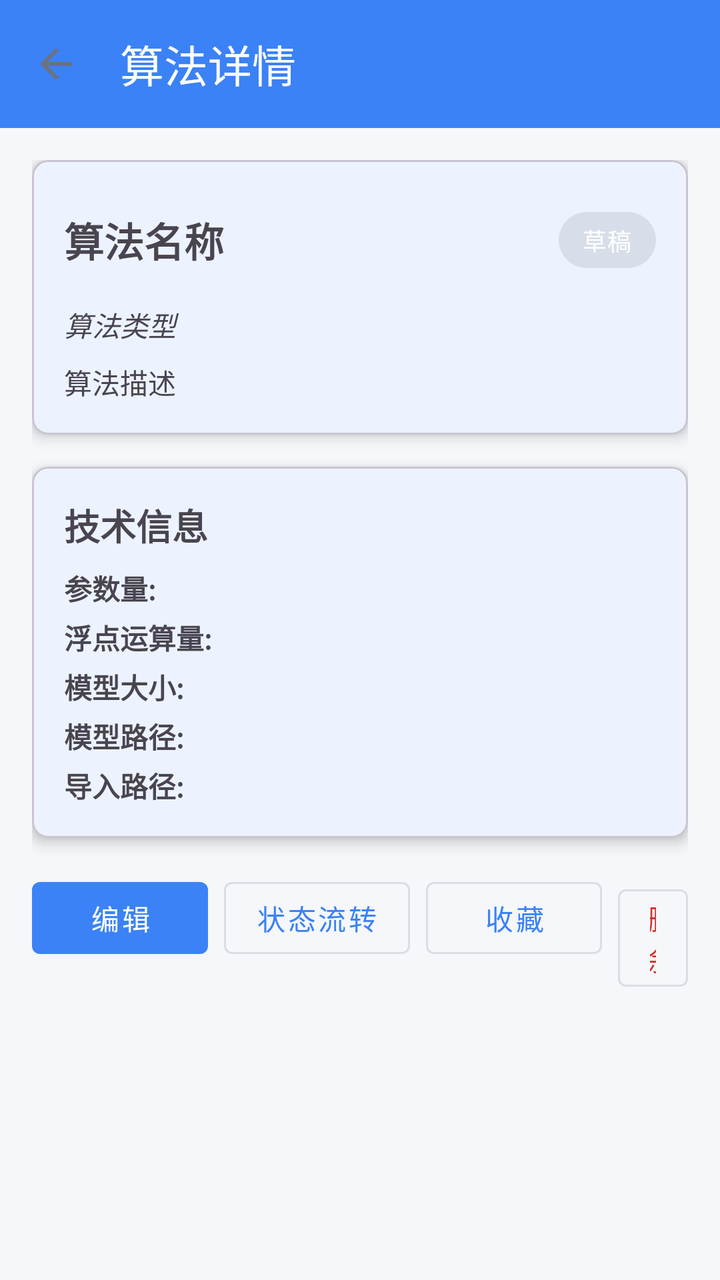
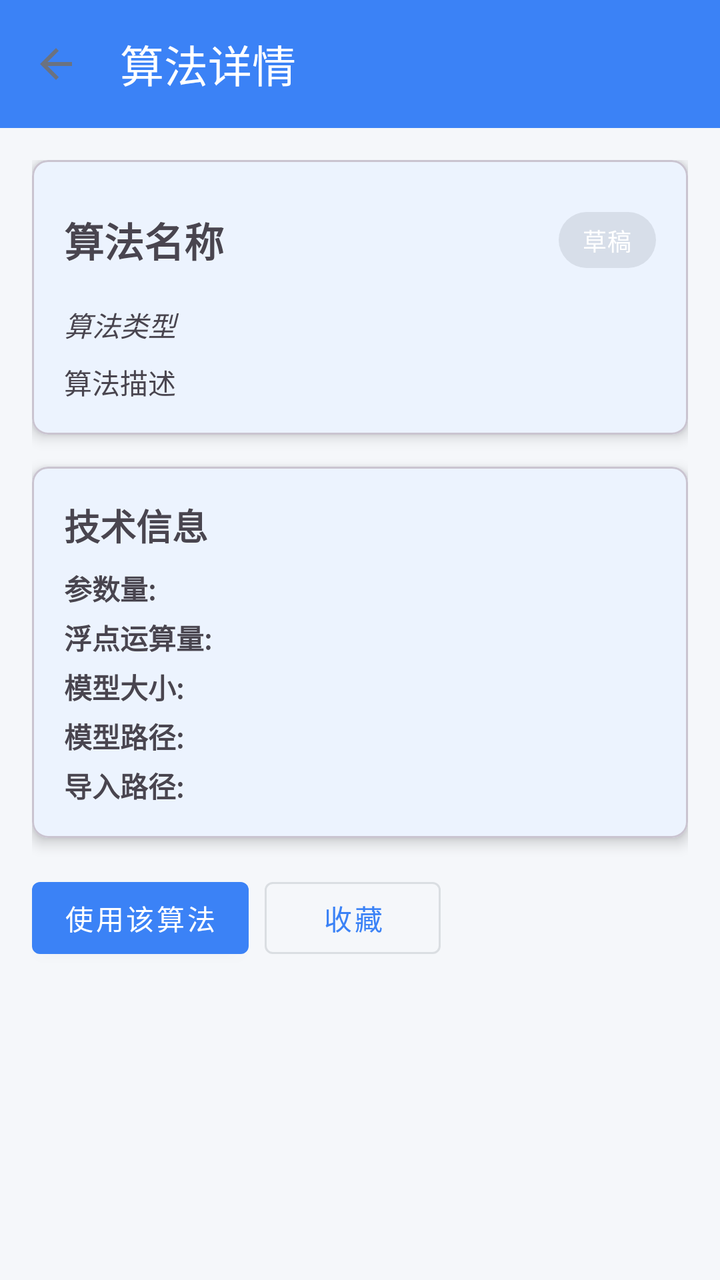

Before-and-after screenshots of an Android layout around one commit, followed by the original layout XML and the change that was made.
<!-- AndroidManifest.xml: activity theme Theme.Dehaze -->
<!-- res/layout/activity_algorithm_detail.xml -->
<?xml version="1.0" encoding="utf-8"?>
<LinearLayout xmlns:android="http://schemas.android.com/apk/res/android"
    xmlns:app="http://schemas.android.com/apk/res-auto"
    android:layout_width="match_parent"
    android:layout_height="match_parent"
    android:orientation="vertical">

    <androidx.appcompat.widget.Toolbar
        android:id="@+id/toolbar"
        android:layout_width="match_parent"
        android:layout_height="?attr/actionBarSize"
        android:background="?attr/colorPrimary"
        app:navigationIcon="?attr/homeAsUpIndicator"
        app:title="算法详情"
        app:titleTextColor="@android:color/white" />

    <ScrollView
        android:layout_width="match_parent"
        android:layout_height="0dp"
        android:layout_weight="1">

        <LinearLayout
            android:layout_width="match_parent"
            android:layout_height="wrap_content"
            android:orientation="vertical"
            android:padding="16dp">

            <com.google.android.material.card.MaterialCardView
                android:id="@+id/card_algorithm_info"
                android:layout_width="match_parent"
                android:layout_height="wrap_content"
                app:cardCornerRadius="8dp"
                app:cardElevation="4dp">

                <LinearLayout
                    android:layout_width="match_parent"
                    android:layout_height="wrap_content"
                    android:orientation="vertical"
                    android:padding="16dp">

                    <LinearLayout
                        android:layout_width="match_parent"
                        android:layout_height="wrap_content"
                        android:gravity="center_vertical"
                        android:orientation="horizontal">

                        <TextView
                            android:id="@+id/tv_algorithm_name"
                            android:layout_width="0dp"
                            android:layout_height="wrap_content"
                            android:layout_weight="1"
                            android:text="算法名称"
                            android:textSize="20sp"
                            android:textStyle="bold" />

                        <com.google.android.material.chip.Chip
                            android:id="@+id/chip_status"
                            style="@style/Widget.MaterialComponents.Chip.Action"
                            android:layout_width="wrap_content"
                            android:layout_height="wrap_content"
                            android:text="草稿"
                            android:textColor="#FFFFFF"
                            android:textSize="12sp"
                            app:chipMinHeight="28dp" />
                    </LinearLayout>

                    <TextView
                        android:id="@+id/tv_algorithm_type"
                        android:layout_width="match_parent"
                        android:layout_height="wrap_content"
                        android:layout_marginTop="8dp"
                        android:text="算法类型"
                        android:textSize="14sp"
                        android:textStyle="italic" />

                    <TextView
                        android:id="@+id/tv_algorithm_description"
                        android:layout_width="match_parent"
                        android:layout_height="wrap_content"
                        android:layout_marginTop="8dp"
                        android:text="算法描述"
                        android:textSize="14sp" />

                </LinearLayout>

            </com.google.android.material.card.MaterialCardView>

            <com.google.android.material.card.MaterialCardView
                android:layout_width="match_parent"
                android:layout_height="wrap_content"
                android:layout_marginTop="16dp"
                app:cardCornerRadius="8dp"
                app:cardElevation="4dp">

                <LinearLayout
                    android:layout_width="match_parent"
                    android:layout_height="wrap_content"
                    android:orientation="vertical"
                    android:padding="16dp">

                    <TextView
                        android:layout_width="match_parent"
                        android:layout_height="wrap_content"
                        android:text="技术信息"
                        android:textSize="18sp"
                        android:textStyle="bold" />

                    <LinearLayout
                        android:layout_width="match_parent"
                        android:layout_height="wrap_content"
                        android:layout_marginTop="8dp"
                        android:orientation="horizontal">

                        <TextView
                            android:layout_width="0dp"
                            android:layout_height="wrap_content"
                            android:layout_weight="1"
                            android:text="参数量:"
                            android:textStyle="bold" />

                        <TextView
                            android:id="@+id/tv_algorithm_params"
                            android:layout_width="0dp"
                            android:layout_height="wrap_content"
                            android:layout_weight="2" />
                    </LinearLayout>

                    <LinearLayout
                        android:layout_width="match_parent"
                        android:layout_height="wrap_content"
                        android:layout_marginTop="4dp"
                        android:orientation="horizontal">

                        <TextView
                            android:layout_width="0dp"
                            android:layout_height="wrap_content"
                            android:layout_weight="1"
                            android:text="浮点运算量:"
                            android:textStyle="bold" />

                        <TextView
                            android:id="@+id/tv_algorithm_flops"
                            android:layout_width="0dp"
                            android:layout_height="wrap_content"
                            android:layout_weight="2" />
                    </LinearLayout>

                    <LinearLayout
                        android:layout_width="match_parent"
                        android:layout_height="wrap_content"
                        android:layout_marginTop="4dp"
                        android:orientation="horizontal">

                        <TextView
                            android:layout_width="0dp"
                            android:layout_height="wrap_content"
                            android:layout_weight="1"
                            android:text="模型大小:"
                            android:textStyle="bold" />

                        <TextView
                            android:id="@+id/tv_algorithm_size"
                            android:layout_width="0dp"
                            android:layout_height="wrap_content"
                            android:layout_weight="2" />
                    </LinearLayout>

                    <LinearLayout
                        android:layout_width="match_parent"
                        android:layout_height="wrap_content"
                        android:layout_marginTop="4dp"
                        android:orientation="horizontal">

                        <TextView
                            android:layout_width="0dp"
                            android:layout_height="wrap_content"
                            android:layout_weight="1"
                            android:text="模型路径:"
                            android:textStyle="bold" />

                        <TextView
                            android:id="@+id/tv_algorithm_path"
                            android:layout_width="0dp"
                            android:layout_height="wrap_content"
                            android:layout_weight="2" />
                    </LinearLayout>

                    <LinearLayout
                        android:layout_width="match_parent"
                        android:layout_height="wrap_content"
                        android:layout_marginTop="4dp"
                        android:orientation="horizontal">

                        <TextView
                            android:layout_width="0dp"
                            android:layout_height="wrap_content"
                            android:layout_weight="1"
                            android:text="导入路径:"
                            android:textStyle="bold" />

                        <TextView
                            android:id="@+id/tv_algorithm_import_path"
                            android:layout_width="0dp"
                            android:layout_height="wrap_content"
                            android:layout_weight="2" />
                    </LinearLayout>
                </LinearLayout>

            </com.google.android.material.card.MaterialCardView>

            <LinearLayout
                android:layout_width="match_parent"
                android:layout_height="wrap_content"
                android:layout_marginTop="16dp"
                android:orientation="horizontal">

                <com.google.android.material.button.MaterialButton
                    android:id="@+id/btn_edit"
                    style="@style/Widget.MaterialComponents.Button"
                    android:layout_width="wrap_content"
                    android:layout_height="wrap_content"
                    android:text="编辑" />

                <com.google.android.material.button.MaterialButton
                    android:id="@+id/btn_toggle_status"
                    style="@style/Widget.MaterialComponents.Button.OutlinedButton"
                    android:layout_width="wrap_content"
                    android:layout_height="wrap_content"
                    android:layout_marginStart="8dp"
                    android:text="状态流转" />

                <com.google.android.material.button.MaterialButton
                    android:id="@+id/btn_favorite"
                    style="@style/Widget.MaterialComponents.Button.OutlinedButton"
                    android:layout_width="wrap_content"
                    android:layout_height="wrap_content"
                    android:layout_marginStart="8dp"
                    android:text="收藏" />

                <com.google.android.material.button.MaterialButton
                    android:id="@+id/btn_delete"
                    style="@style/Widget.MaterialComponents.Button.OutlinedButton"
                    android:layout_width="wrap_content"
                    android:layout_height="wrap_content"
                    android:layout_marginStart="8dp"
                    android:text="删除"
                    android:textColor="#D32F2F" />
            </LinearLayout>

        </LinearLayout>

    </ScrollView>

</LinearLayout>
<!-- resources referenced by this layout -->
<resources>
  <style name="Theme.Dehaze" parent="Base.Theme.Dehaze">
          
          <item name="colorPrimary">@color/brand_primary</item>
          <item name="colorPrimaryVariant">@color/brand_primary_dark</item>
          <item name="colorOnPrimary">@color/white</item>
          <item name="colorSecondary">@color/brand_secondary</item>
          <item name="colorOnSecondary">@color/white</item>
          <item name="android:colorBackground">@color/bg_page</item>
          <item name="colorSurface">@color/bg_card</item>
          <item name="android:statusBarColor">@color/brand_primary</item>
      </style>
  <style name="Base.Theme.Dehaze" parent="Theme.Material3.DayNight.NoActionBar">
          
          <item name="colorPrimary">@color/brand_primary</item>
          <item name="colorPrimaryVariant">@color/brand_primary_dark</item>
          <item name="colorOnPrimary">@color/white</item>
          
          <item name="colorSecondary">@color/brand_secondary</item>
          <item name="colorOnSecondary">@color/white</item>
          
          <item name="android:colorBackground">@color/bg_page</item>
          <item name="colorSurface">@color/bg_card</item>
          <item name="colorOnSurface">@color/text_primary</item>
          
          <item name="colorError">@color/color_error</item>
          
          <item name="android:statusBarColor">@color/brand_primary</item>
          <item name="android:windowLightStatusBar">false</item>
          
          <item name="android:fontFamily">sans-serif</item>
          <item name="android:textColorPrimary">@color/text_primary</item>
          <item name="android:textColorSecondary">@color/text_secondary</item>
      </style>
  <color name="brand_primary">#FF3B82F6</color>
  <color name="brand_primary_dark">#FF6366F1</color>
  <color name="white">#FFFFFFFF</color>
  <color name="brand_secondary">#FF4285F4</color>
  <color name="bg_page">#FFF5F7FA</color>
  <color name="bg_card">#FFFFFFFF</color>
  <color name="text_primary">#FF1F2937</color>
  <color name="color_error">#FFF44336</color>
  <color name="text_secondary">#FF6B7280</color>
</resources>

<!-- the commit's change to res/layout/activity_algorithm_detail.xml (unified diff, before → after) -->
@@ -215,19 +215,11 @@
                 android:orientation="horizontal">
 
                 <com.google.android.material.button.MaterialButton
-                    android:id="@+id/btn_edit"
+                    android:id="@+id/btn_use"
                     style="@style/Widget.MaterialComponents.Button"
                     android:layout_width="wrap_content"
                     android:layout_height="wrap_content"
-                    android:text="编辑" />
-
-                <com.google.android.material.button.MaterialButton
-                    android:id="@+id/btn_toggle_status"
-                    style="@style/Widget.MaterialComponents.Button.OutlinedButton"
-                    android:layout_width="wrap_content"
-                    android:layout_height="wrap_content"
-                    android:layout_marginStart="8dp"
-                    android:text="状态流转" />
+                    android:text="使用该算法" />
 
                 <com.google.android.material.button.MaterialButton
                     android:id="@+id/btn_favorite"
@@ -236,15 +228,6 @@
                     android:layout_height="wrap_content"
                     android:layout_marginStart="8dp"
                     android:text="收藏" />
-
-                <com.google.android.material.button.MaterialButton
-                    android:id="@+id/btn_delete"
-                    style="@style/Widget.MaterialComponents.Button.OutlinedButton"
-                    android:layout_width="wrap_content"
-                    android:layout_height="wrap_content"
-                    android:layout_marginStart="8dp"
-                    android:text="删除"
-                    android:textColor="#D32F2F" />
             </LinearLayout>
 
         </LinearLayout>
